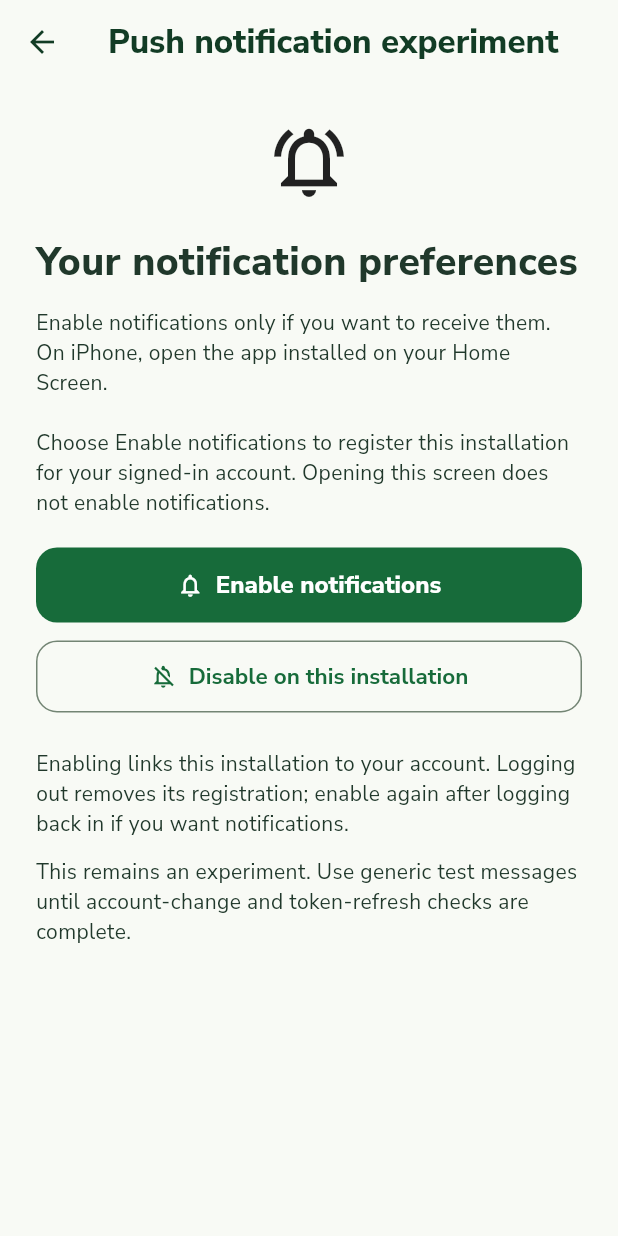
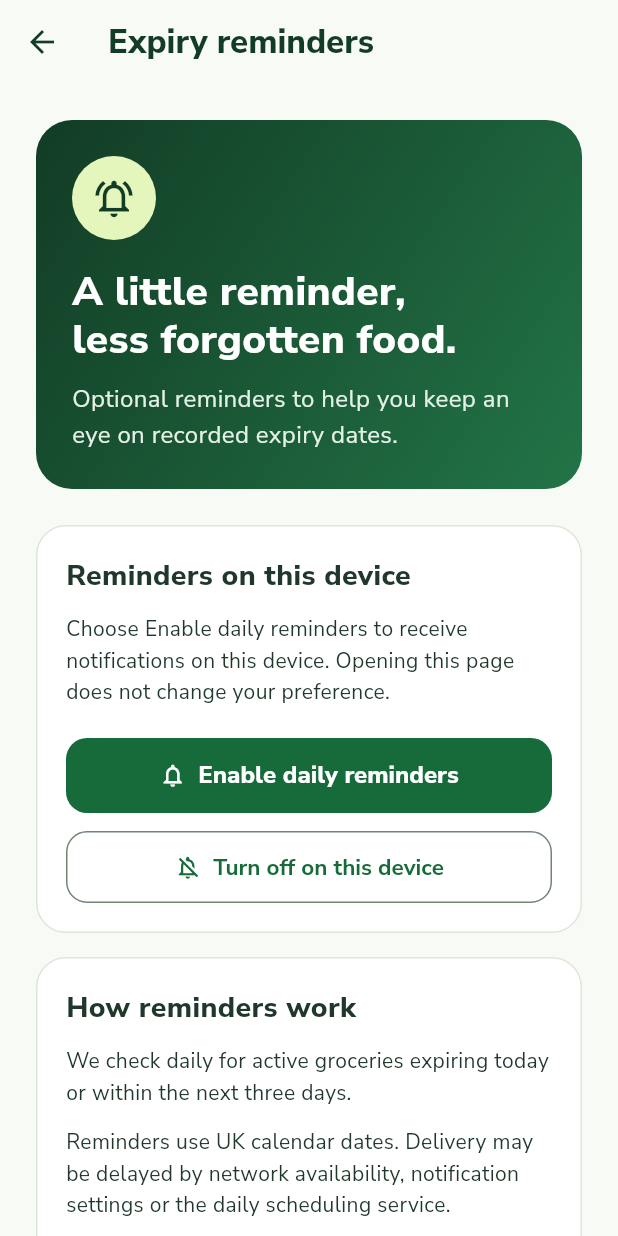
Before and after one commit to faithgelemu/faithful-pantry, a Flutter app: the PushNotificationScreen screen opened directly, on a phone screen of 412 x 824 dp. Run offline on Flutter 3.47's test engine with Material 3 defaults, Android fonts, the phone set to English and light mode, and no system bars; our stand-ins replace camera, cloud_firestore, firebase_auth, firebase_core, firebase_messaging, image_picker and 1 more; missing offline and left inert: crop_your_image, dart:js_interop; accounts and stored records are empty; statements that could not run were skipped.

Commit message:
Polish expiry reminder interface and verify hosted updates

```diff
--- a/lib/profile_screen.dart
+++ b/lib/profile_screen.dart
@@ -365,16 +365,16 @@ class _ProfileScreenState extends State<ProfileScreen> {
             const SizedBox(height: 16),
            settingCard(
   icon: Icons.notifications_outlined,
-              title: 'Push notifications',
+  title: 'Expiry reminders',
   description:
-                  'Try optional notifications on this installation. '
-                  'Automatic expiry reminders are not scheduled yet.',
+      'Get optional daily reminders for groceries '
+      'approaching their recorded expiry dates.',
   action: OutlinedButton.icon(
     onPressed: isOpeningNotifications
         ? null
         : openNotifications,
     icon: const Icon(Icons.notifications_active_outlined),
-                label: const Text('Notification experiment'),
+    label: const Text('Manage reminders'),
   ),
 ),
             const SizedBox(height: 16),
--- a/lib/push_notification_screen.dart
+++ b/lib/push_notification_screen.dart
@@ -1,6 +1,5 @@
 import 'package:firebase_core/firebase_core.dart';
 import 'package:flutter/material.dart';
-import 'package:flutter/services.dart';
 
 import 'services/push_notification_service.dart';
 
@@ -17,47 +16,43 @@ class _PushNotificationScreenState
   final service = PushNotificationService();
 
   bool isBusy = false;
-  String? token;
   String? errorMessage;
 
   String statusMessage =
-      'Choose Enable notifications to register this installation '
-      'for your signed-in account. Opening this screen does not '
-      'enable notifications.';
+      'Choose Enable daily reminders to receive notifications '
+      'on this device. Opening this page does not change your preference.';
 
   Future<void> enableNotifications() async {
     if (isBusy) return;
 
     setState(() {
       isBusy = true;
-      token = null;
       errorMessage = null;
-      statusMessage = 'Registering notifications for your account...';
+      statusMessage = 'Enabling reminders...';
     });
 
     try {
-      final result = await service.enable();
+      await service.enable();
 
       if (!mounted) return;
 
       setState(() {
-        token = result;
         statusMessage =
-            'This installation is registered for your account. '
-            'Automatic expiry reminders are not scheduled yet.';
+            'Daily reminders are enabled on this device '
+            'for your signed-in account.';
       });
     } on StateError catch (error) {
       showError(error.message);
     } on FirebaseException catch (_) {
       showError(
-        'Unable to confirm account registration. Check your connection '
-        'and Firestore access rules, then try again.',
+        'Unable to enable reminders. Check your connection '
+        'and try again.',
       );
     } catch (_) {
       showError(
-        'Unable to confirm notification registration. '
+        'Unable to confirm reminders are enabled. '
         'Check your connection and try again. On iPhone, '
-        'use the installed Home Screen app.',
+        'use the app installed on your Home Screen.',
       );
     } finally {
       if (mounted) {
@@ -73,9 +68,8 @@ class _PushNotificationScreenState
 
     setState(() {
       isBusy = true;
-      token = null;
       errorMessage = null;
-      statusMessage = 'Removing this installation’s registration...';
+      statusMessage = 'Turning off reminders...';
     });
 
     try {
@@ -85,16 +79,15 @@ class _PushNotificationScreenState
 
       setState(() {
         statusMessage =
-            'This installation’s registration was removed. '
-            'Your other devices are unchanged. Browser permission '
-            'is managed separately in device settings.';
+            'Reminders are turned off on this device. '
+            'Your other devices are unchanged.';
       });
     } on StateError catch (error) {
       showError(error.message);
     } catch (_) {
       showError(
-        'Unable to finish notification cleanup. '
-        'Check your connection and try disabling again.',
+        'Unable to finish turning off reminders. '
+        'Check your connection and try again.',
       );
     } finally {
       if (mounted) {
@@ -109,40 +102,50 @@ class _PushNotificationScreenState
     if (!mounted) return;
 
     setState(() {
-      token = null;
       errorMessage = message;
       statusMessage =
-          'The operation was not confirmed. '
-          'You can retry when connected.';
+          'Your change could not be confirmed. Please try again.';
     });
   }
 
-  Future<void> copyToken() async {
-    final value = token;
-
-    if (value == null || isBusy) return;
-
-    try {
-      await Clipboard.setData(ClipboardData(text: value));
-
-      if (!mounted) return;
-
-      ScaffoldMessenger.of(context).showSnackBar(
-        const SnackBar(
-          content: Text(
-            'Test token copied. Paste it only into Firebase’s test tool.',
+  Widget reminderDetails() {
+    return Card(
+      margin: EdgeInsets.zero,
+      child: Padding(
+        padding: const EdgeInsets.all(20),
+        child: Column(
+          crossAxisAlignment: CrossAxisAlignment.start,
+          children: [
+            const Text(
+              'How reminders work',
+              style: TextStyle(
+                fontSize: 19,
+                fontWeight: FontWeight.w800,
+              ),
+            ),
+            const SizedBox(height: 12),
+            const Text(
+              'We check daily for active groceries expiring today '
+              'or within the next three days.',
+              style: TextStyle(height: 1.5),
+            ),
+            const SizedBox(height: 12),
+            const Text(
+              'Reminders use UK calendar dates. Delivery may be '
+              'delayed by network availability, notification settings '
+              'or the daily scheduling service.',
+              style: TextStyle(height: 1.5),
+            ),
+            const SizedBox(height: 12),
+            const Text(
+              'Notifications use a general message without listing '
+              'your groceries. Open the app to review your items.',
+              style: TextStyle(height: 1.5),
+            ),
+          ],
         ),
       ),
     );
-    } catch (_) {
-      if (!mounted) return;
-
-      ScaffoldMessenger.of(context).showSnackBar(
-        const SnackBar(
-          content: Text('Unable to copy the test token.'),
-        ),
-      );
-    }
   }
 
   @override
@@ -151,7 +154,7 @@ class _PushNotificationScreenState
       canPop: !isBusy,
       child: Scaffold(
         appBar: AppBar(
-          title: const Text('Push notification experiment'),
+          title: const Text('Expiry reminders'),
           automaticallyImplyLeading: !isBusy,
         ),
         body: Center(
@@ -160,74 +163,141 @@ class _PushNotificationScreenState
             child: ListView(
               padding: const EdgeInsets.all(24),
               children: [
-                const Icon(
+                Container(
+                  padding: const EdgeInsets.all(24),
+                  decoration: BoxDecoration(
+                    gradient: const LinearGradient(
+                      begin: Alignment.topLeft,
+                      end: Alignment.bottomRight,
+                      colors: [
+                        Color(0xFF123C25),
+                        Color(0xFF227447),
+                      ],
+                    ),
+                    borderRadius: BorderRadius.circular(24),
+                  ),
+                  child: const Column(
+                    crossAxisAlignment: CrossAxisAlignment.start,
+                    children: [
+                      CircleAvatar(
+                        radius: 28,
+                        backgroundColor: Color(0xFFE5F6BD),
+                        child: Icon(
                           Icons.notifications_active_outlined,
-                  size: 56,
+                          color: Color(0xFF123C25),
+                          size: 30,
                         ),
-                const SizedBox(height: 20),
+                      ),
+                      SizedBox(height: 18),
+                      Text(
+                        'A little reminder,\nless forgotten food.',
+                        style: TextStyle(
+                          color: Colors.white,
+                          fontSize: 27,
+                          height: 1.2,
+                          fontWeight: FontWeight.w800,
+                        ),
+                      ),
+                      SizedBox(height: 12),
+                      Text(
+                        'Optional reminders to help you keep '
+                        'an eye on recorded expiry dates.',
+                        style: TextStyle(
+                          color: Color(0xFFE3F1E6),
+                          fontSize: 16,
+                          height: 1.5,
+                        ),
+                      ),
+                    ],
+                  ),
+                ),
+                const SizedBox(height: 24),
+                Card(
+                  margin: EdgeInsets.zero,
+                  child: Padding(
+                    padding: const EdgeInsets.all(20),
+                    child: Column(
+                      crossAxisAlignment: CrossAxisAlignment.stretch,
+                      children: [
                         const Text(
-                  'Your notification preferences',
+                          'Reminders on this device',
                           style: TextStyle(
-                    fontSize: 26,
+                            fontSize: 19,
                             fontWeight: FontWeight.w800,
                           ),
                         ),
                         const SizedBox(height: 12),
-                const Text(
-                  'Enable notifications only if you want to receive them. '
-                  'On iPhone, open the app installed on your Home Screen.',
-                ),
-                const SizedBox(height: 20),
                         Semantics(
                           liveRegion: true,
-                  child: Text(statusMessage),
+                          child: Text(
+                            statusMessage,
+                            style: const TextStyle(height: 1.5),
+                          ),
                         ),
                         const SizedBox(height: 20),
                         FilledButton.icon(
-                  onPressed: isBusy ? null : enableNotifications,
-                  icon: const Icon(Icons.notifications_outlined),
-                  label: const Text('Enable notifications'),
+                          onPressed:
+                              isBusy ? null : enableNotifications,
+                          icon:
+                              const Icon(Icons.notifications_outlined),
+                          label: const Text('Enable daily reminders'),
                         ),
                         const SizedBox(height: 12),
                         OutlinedButton.icon(
-                  onPressed: isBusy ? null : disableNotifications,
-                  icon: const Icon(Icons.notifications_off_outlined),
-                  label: const Text('Disable on this installation'),
+                          onPressed:
+                              isBusy ? null : disableNotifications,
+                          icon: const Icon(
+                            Icons.notifications_off_outlined,
                           ),
-                if (token != null) ...[
-                  const SizedBox(height: 12),
-                  OutlinedButton.icon(
-                    onPressed: isBusy ? null : copyToken,
-                    icon: const Icon(Icons.copy_outlined),
-                    label: const Text('Copy test delivery token'),
+                          label: const Text(
+                            'Turn off on this device',
                           ),
-                ],
+                        ),
                         if (isBusy) ...[
                           const SizedBox(height: 20),
                           const LinearProgressIndicator(),
                         ],
                         if (errorMessage != null) ...[
-                  const SizedBox(height: 20),
+                          const SizedBox(height: 16),
                           Semantics(
                             liveRegion: true,
                             child: Text(
                               errorMessage!,
                               style: TextStyle(
-                        color: Theme.of(context).colorScheme.error,
+                                color:
+                                    Theme.of(context).colorScheme.error,
+                                height: 1.5,
                               ),
                             ),
                           ),
                         ],
-                const SizedBox(height: 24),
+                      ],
+                    ),
+                  ),
+                ),
+                const SizedBox(height: 16),
+                reminderDetails(),
+                const SizedBox(height: 20),
                 const Text(
-                  'Enabling links this installation to your account. '
-                  'Logging out removes its registration; enable again '
-                  'after logging back in if you want notifications.',
+                  'On iPhone, enable reminders from the app installed '
+                  'on your Home Screen. Logging out turns off this '
+                  'device’s registration; enable again after logging in '
+                  'if you want reminders.',
+                  style: TextStyle(
+                    fontSize: 13,
+                    height: 1.5,
+                    color: Color(0xFF536458),
+                  ),
                 ),
                 const SizedBox(height: 12),
                 const Text(
-                  'This remains an experiment. Use generic test messages '
-                  'until account-change and token-refresh checks are complete.',
+                  'Date reminders do not determine whether food is safe. '
+                  'Always follow the packaging and storage instructions.',
+                  style: TextStyle(
+                    fontSize: 13,
+                    height: 1.5,
+                    color: Color(0xFF536458),
+                  ),
                 ),
               ],
             ),
```
Also changed, not shown: 1 other file. Lines whose indentation alone changed are shown as unchanged.
